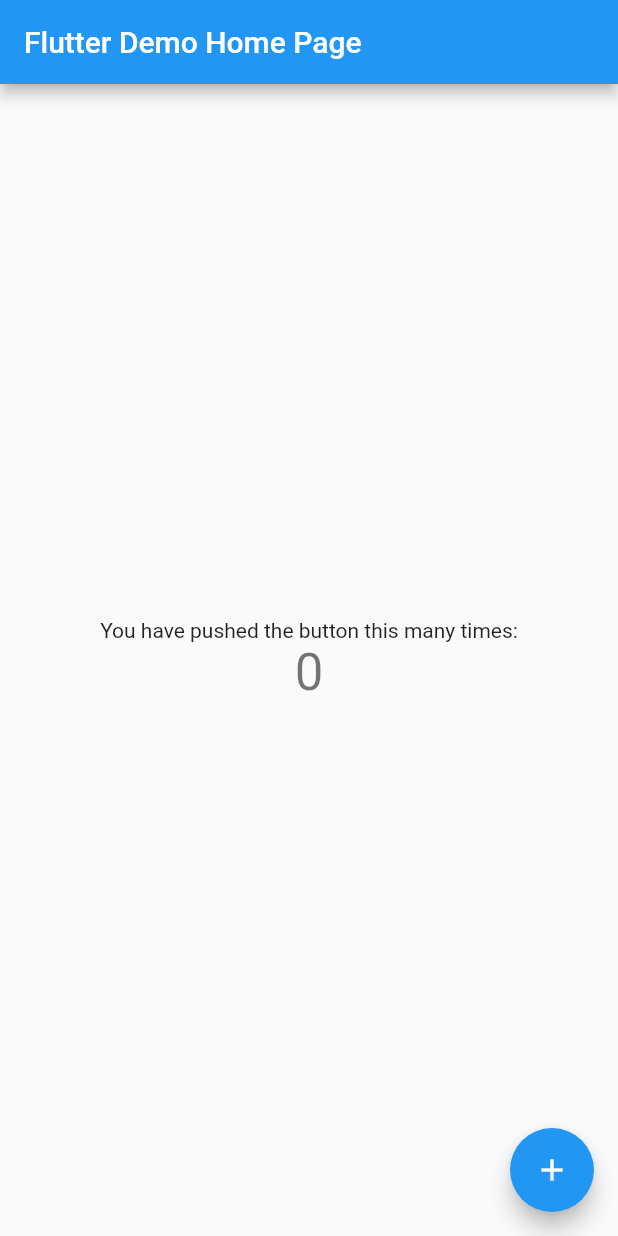
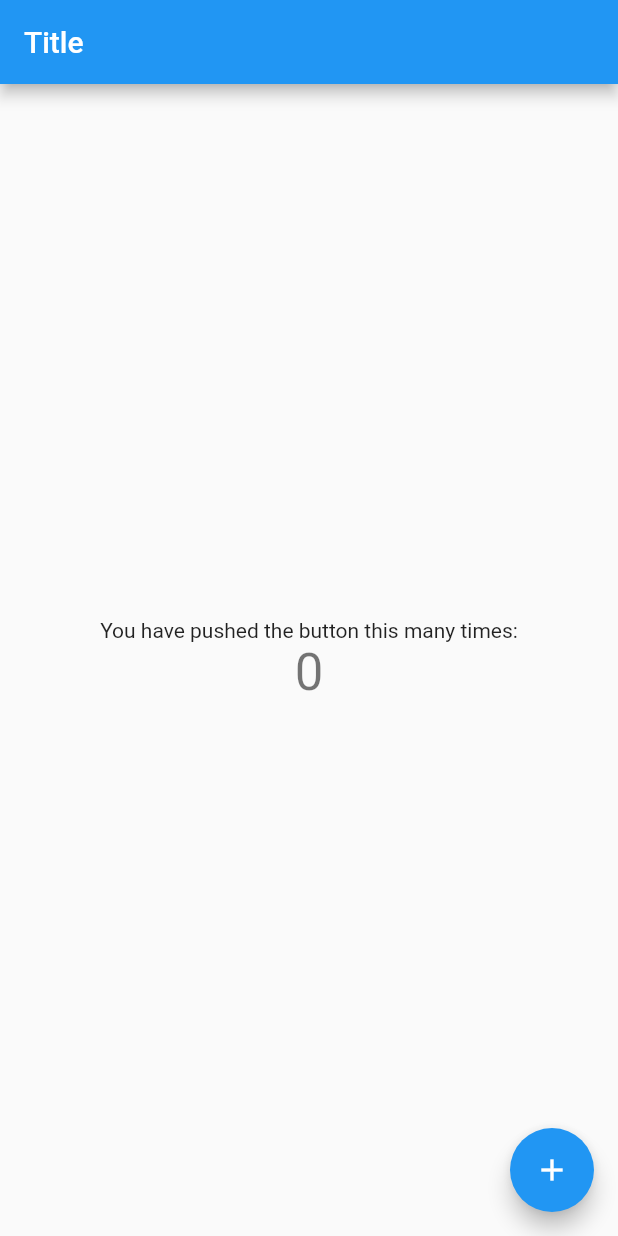
Before and after one commit to x4twister/promo_site, a Flutter app: the screen it shows after launch, on a phone screen of 412 x 824 dp. Run offline on Flutter 3.47's test engine with Material 2 defaults, Android fonts, the phone set to English and light mode, and no system bars.

Commit message:
info lab

```diff
--- /dev/null
+++ b/lib/HomePage.dart
@@ -0,0 +1,68 @@
+
+import 'package:flutter/material.dart';
+import 'package:promosite/InfoLab.dart';
+
+class HomePage extends StatefulWidget {
+  HomePage({Key key}): super(key: key);
+
+  @override
+  _HomePageState createState() => _HomePageState();
+}
+
+class _HomePageState extends State<HomePage> {
+  InfoLab infoLab;
+  int _counter = 0;
+
+  _HomePageState(){
+    infoLab=new InfoLab();
+  }
+
+  void _incrementCounter() {
+    setState(() {
+      _counter++;
+    });
+  }
+
+  @override
+  Widget build(BuildContext context) {
+    return Scaffold(
+      appBar: AppBar(
+        title: Text(infoLab.title),
+      ),
+      body: Center(
+        // Center is a layout widget. It takes a single child and positions it
+        // in the middle of the parent.
+        child: Column(
+          // Column is also a layout widget. It takes a list of children and
+          // arranges them vertically. By default, it sizes itself to fit its
+          // children horizontally, and tries to be as tall as its parent.
+          //
+          // Invoke "debug painting" (press "p" in the console, choose the
+          // "Toggle Debug Paint" action from the Flutter Inspector in Android
+          // Studio, or the "Toggle Debug Paint" command in Visual Studio Code)
+          // to see the wireframe for each widget.
+          //
+          // Column has various properties to control how it sizes itself and
+          // how it positions its children. Here we use mainAxisAlignment to
+          // center the children vertically; the main axis here is the vertical
+          // axis because Columns are vertical (the cross axis would be
+          // horizontal).
+          mainAxisAlignment: MainAxisAlignment.center,
+          children: <Widget>[
+            Text(infoLab.text,
+            ),
+            Text(
+              '$_counter',
+              style: Theme.of(context).textTheme.headline4,
+            ),
+          ],
+        ),
+      ),
+      floatingActionButton: FloatingActionButton(
+        onPressed: _incrementCounter,
+        tooltip: 'Increment',
+        child: Icon(Icons.add),
+      ), // This trailing comma makes auto-formatting nicer for build methods.
+    );
+  }
+}
--- /dev/null
+++ b/lib/InfoLab.dart
@@ -0,0 +1,7 @@
+
+class InfoLab {
+
+  final title="Title";
+  final text="You have pushed the button this many times:";
+
+}
--- a/lib/main.dart
+++ b/lib/main.dart
@@ -1,117 +1,24 @@
+
 import 'package:flutter/material.dart';
+import 'package:promosite/HomePage.dart';
 
 void main() {
   runApp(MyApp());
 }
 
 class MyApp extends StatelessWidget {
-  // This widget is the root of your application.
   @override
   Widget build(BuildContext context) {
     return MaterialApp(
-      title: 'Flutter Demo',
+      title: 'PromoSite',
       theme: ThemeData(
-        // This is the theme of your application.
-        //
-        // Try running your application with "flutter run". You'll see the
-        // application has a blue toolbar. Then, without quitting the app, try
-        // changing the primarySwatch below to Colors.green and then invoke
-        // "hot reload" (press "r" in the console where you ran "flutter run",
-        // or simply save your changes to "hot reload" in a Flutter IDE).
-        // Notice that the counter didn't reset back to zero; the application
-        // is not restarted.
         primarySwatch: Colors.blue,
         // This makes the visual density adapt to the platform that you run
         // the app on. For desktop platforms, the controls will be smaller and
         // closer together (more dense) than on mobile platforms.
         visualDensity: VisualDensity.adaptivePlatformDensity,
       ),
-      home: MyHomePage(title: 'Flutter Demo Home Page'),
+      home: HomePage(),
     );
   }
 }
-
-class MyHomePage extends StatefulWidget {
-  MyHomePage({Key key, this.title}) : super(key: key);
-
-  // This widget is the home page of your application. It is stateful, meaning
-  // that it has a State object (defined below) that contains fields that affect
-  // how it looks.
-
-  // This class is the configuration for the state. It holds the values (in this
-  // case the title) provided by the parent (in this case the App widget) and
-  // used by the build method of the State. Fields in a Widget subclass are
-  // always marked "final".
-
-  final String title;
-
-  @override
-  _MyHomePageState createState() => _MyHomePageState();
-}
-
-class _MyHomePageState extends State<MyHomePage> {
-  int _counter = 0;
-
-  void _incrementCounter() {
-    setState(() {
-      // This call to setState tells the Flutter framework that something has
-      // changed in this State, which causes it to rerun the build method below
-      // so that the display can reflect the updated values. If we changed
-      // _counter without calling setState(), then the build method would not be
-      // called again, and so nothing would appear to happen.
-      _counter++;
-    });
-  }
-
-  @override
-  Widget build(BuildContext context) {
-    // This method is rerun every time setState is called, for instance as done
-    // by the _incrementCounter method above.
-    //
-    // The Flutter framework has been optimized to make rerunning build methods
-    // fast, so that you can just rebuild anything that needs updating rather
-    // than having to individually change instances of widgets.
-    return Scaffold(
-      appBar: AppBar(
-        // Here we take the value from the MyHomePage object that was created by
-        // the App.build method, and use it to set our appbar title.
-        title: Text(widget.title),
-      ),
-      body: Center(
-        // Center is a layout widget. It takes a single child and positions it
-        // in the middle of the parent.
-        child: Column(
-          // Column is also a layout widget. It takes a list of children and
-          // arranges them vertically. By default, it sizes itself to fit its
-          // children horizontally, and tries to be as tall as its parent.
-          //
-          // Invoke "debug painting" (press "p" in the console, choose the
-          // "Toggle Debug Paint" action from the Flutter Inspector in Android
-          // Studio, or the "Toggle Debug Paint" command in Visual Studio Code)
-          // to see the wireframe for each widget.
-          //
-          // Column has various properties to control how it sizes itself and
-          // how it positions its children. Here we use mainAxisAlignment to
-          // center the children vertically; the main axis here is the vertical
-          // axis because Columns are vertical (the cross axis would be
-          // horizontal).
-          mainAxisAlignment: MainAxisAlignment.center,
-          children: <Widget>[
-            Text(
-              'You have pushed the button this many times:',
-            ),
-            Text(
-              '$_counter',
-              style: Theme.of(context).textTheme.headline4,
-            ),
-          ],
-        ),
-      ),
-      floatingActionButton: FloatingActionButton(
-        onPressed: _incrementCounter,
-        tooltip: 'Increment',
-        child: Icon(Icons.add),
-      ), // This trailing comma makes auto-formatting nicer for build methods.
-    );
-  }
-}
```
